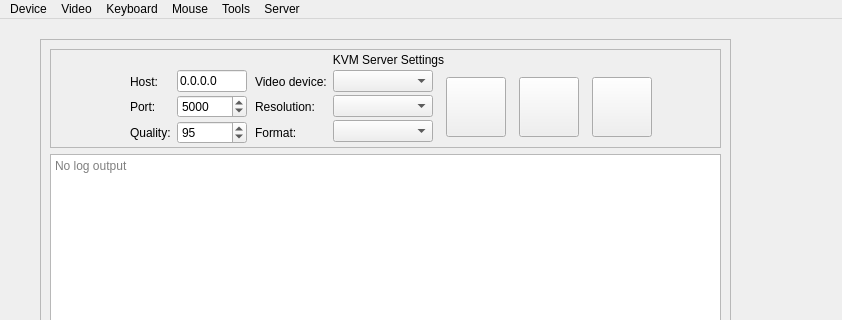
Old version of the form Client/ui/main.ui in the repository ElluIFX/KVM-Card-Mini-PySide6; both pictures show x 0 to 842 and y 0 to 320 of the 842 by 582 pixel window.
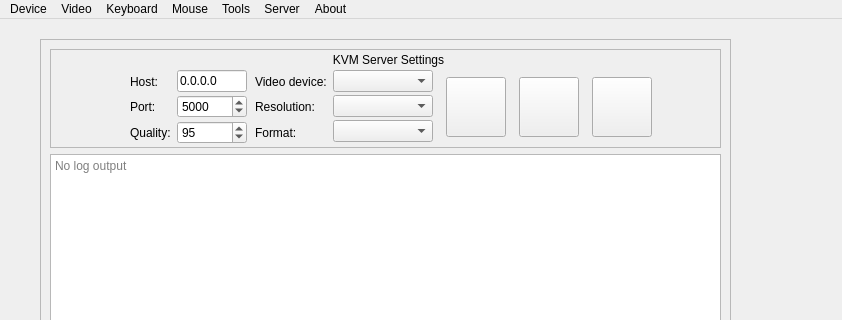
New version of the form.

The edit to the form file:
```diff
--- a/Client/ui/main.ui
+++ b/Client/ui/main.ui
@@ -488,12 +488,21 @@
     <addaction name="separator"/>
     <addaction name="actionWeb_client"/>
    </widget>
+   <widget class="QMenu" name="menuAbout">
+    <property name="title">
+     <string>About</string>
+    </property>
+    <addaction name="actionAuthor"/>
+    <addaction name="separator"/>
+    <addaction name="actionRaw_author"/>
+   </widget>
    <addaction name="menu_video_menu"/>
    <addaction name="menuVideo"/>
    <addaction name="menuKeyboard"/>
    <addaction name="menuMouse"/>
    <addaction name="menuTools"/>
    <addaction name="menuServer"/>
+   <addaction name="menuAbout"/>
   </widget>
   <widget class="QStatusBar" name="statusbar">
    <property name="sizeGripEnabled">
```
Left out of the diff: 10 changed lines with no effect on the pictures.
